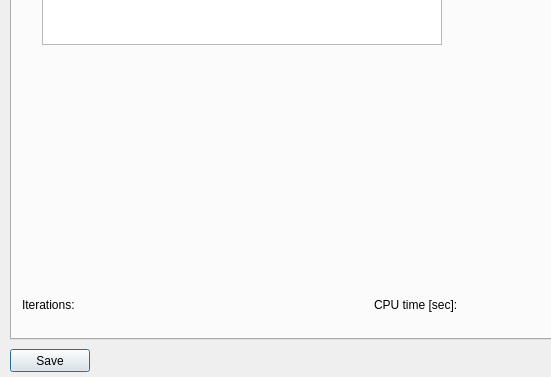
This is ui/results_warm_start_dialog.ui in zohannn/motion_manager as Qt 5 draws it before an edit; both pictures show x 0 to 551 and y 311 to 688 of the 1131 by 688 pixel window. The edited form follows.
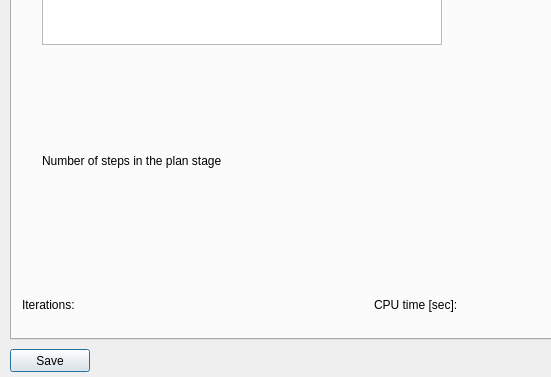
This is the edited form.

```diff
--- a/ui/results_warm_start_dialog.ui
+++ b/ui/results_warm_start_dialog.ui
@@ -115,6 +115,32 @@
       </rect>
      </property>
     </widget>
+    <widget class="QWidget" name="">
+     <property name="geometry">
+      <rect>
+       <x>30</x>
+       <y>420</y>
+       <width>391</width>
+       <height>31</height>
+      </rect>
+     </property>
+     <layout class="QHBoxLayout" name="horizontalLayout_17">
+      <item>
+       <widget class="QLabel" name="label_warm_n_steps">
+        <property name="text">
+         <string>Number of steps in the plan stage</string>
+        </property>
+       </widget>
+      </item>
+      <item>
+       <widget class="QLabel" name="label_warm_n_steps_value">
+        <property name="text">
+         <string/>
+        </property>
+       </widget>
+      </item>
+     </layout>
+    </widget>
    </widget>
    <widget class="QWidget" name="tab_approach">
     <attribute name="title">
```
